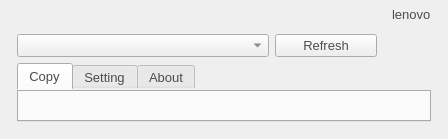
The window that mainwidget.ui (lzk/richovop) describes before a commit, drawn with Qt 5.
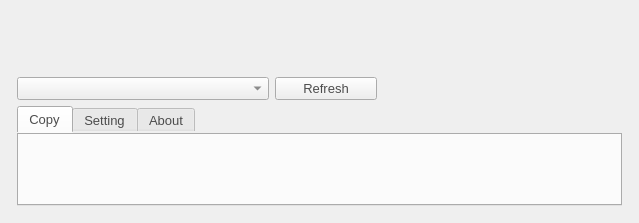
The same window after the commit. Icons and pictures are not drawn.

Patch:
```diff
--- a/mainwidget.ui
+++ b/mainwidget.ui
@@ -6,18 +6,18 @@
    <rect>
     <x>0</x>
     <y>0</y>
-    <width>448</width>
-    <height>139</height>
+    <width>639</width>
+    <height>223</height>
    </rect>
   </property>
   <property name="styleSheet">
    <string notr="true">QWidget{font:13px; color:#4c4c4c}
-
+/*
 #logo{
 min-height:28;
 max-height:28;
 font:bold italic 28px  &quot;Times New Roman&quot;;
-}
+}*/
 #refresh{min-width:100;
 max-width:100;}
 QComboBox{min-width:250px;max-width:250px}
@@ -46,26 +46,19 @@
      <item>
       <layout class="QHBoxLayout" name="horizontalLayout">
        <item>
-        <spacer name="horizontalSpacer">
+        <layout class="QVBoxLayout" name="verticalLayout_3">
+         <item>
+          <spacer name="verticalSpacer">
          <property name="orientation">
-          <enum>Qt::Horizontal</enum>
+            <enum>Qt::Vertical</enum>
          </property>
          <property name="sizeHint" stdset="0">
           <size>
-           <width>40</width>
-           <height>20</height>
+             <width>20</width>
+             <height>40</height>
           </size>
          </property>
         </spacer>
-       </item>
-       <item>
-        <widget class="QLabel" name="logo">
-         <property name="text">
-          <string>lenovo</string>
-         </property>
-        </widget>
-       </item>
-      </layout>
      </item>
      <item>
       <layout class="QHBoxLayout" name="horizontalLayout_2">
@@ -101,6 +94,17 @@
        </item>
       </layout>
      </item>
+        </layout>
+       </item>
+       <item>
+        <widget class="QLabel" name="logo">
+         <property name="pixmap">
+          <pixmap resource="vop.qrc">:/images/Ricoh.bmp</pixmap>
+         </property>
+        </widget>
+       </item>
+      </layout>
+     </item>
      <item>
       <widget class="QTabWidget" name="tabWidget">
        <property name="focusPolicy">
```
Left out of the diff: 4 changed lines with no effect on the pictures. Lines whose indentation alone changed are shown as unchanged.
